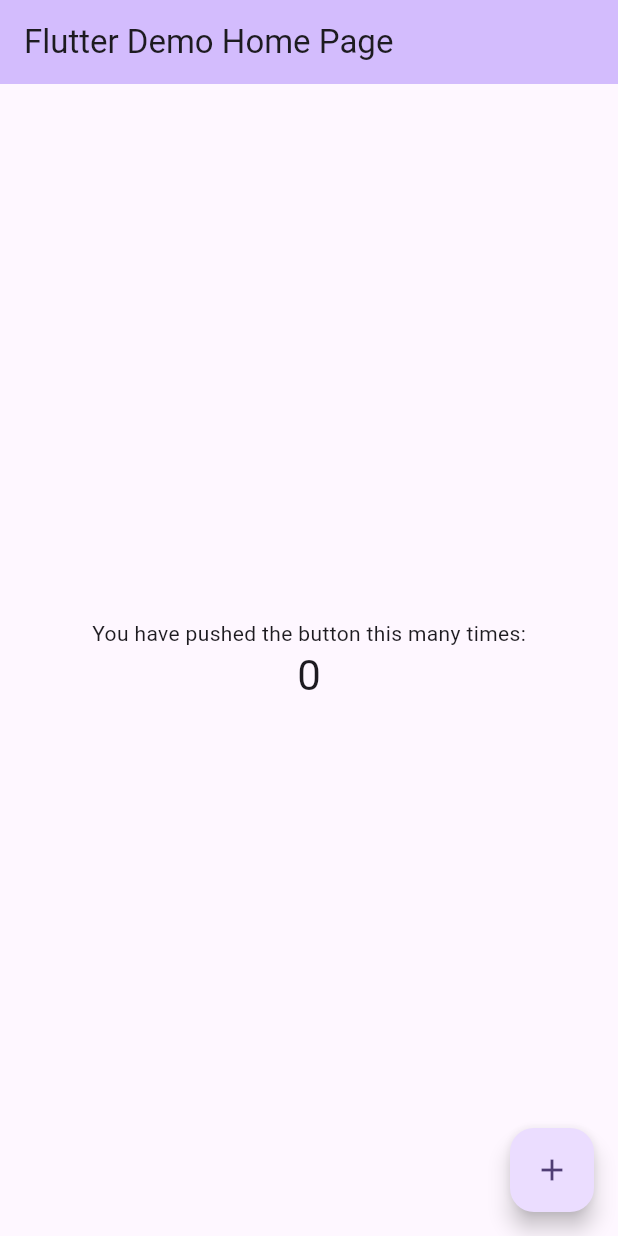
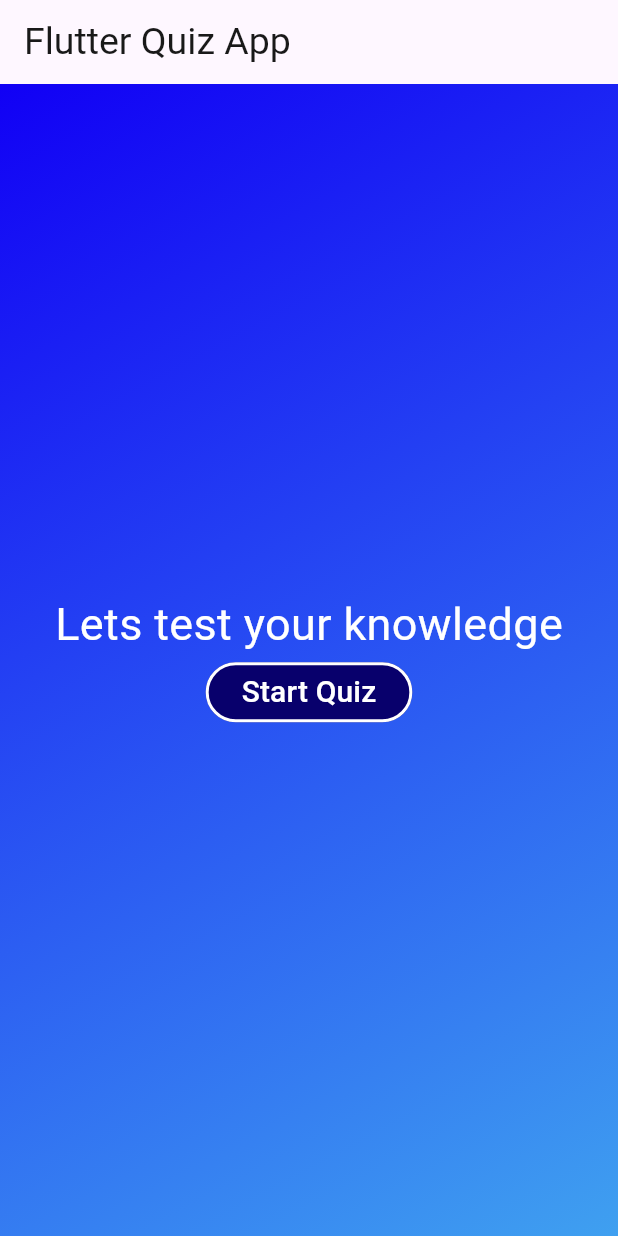
Before and after one commit to AbelWondimul/quiz_app, a Flutter app: the screen it shows after launch, on a phone screen of 412 x 824 dp. Run offline on Flutter 3.47's test engine with Material 3 defaults, Android fonts, the phone set to English and light mode, and no system bars.

```diff
--- a/lib/main.dart
+++ b/lib/main.dart
@@ -1,125 +1,190 @@
 import 'package:flutter/material.dart';
+import 'package:quiz_app/screens/questionScreen.dart';
 
 void main() {
-  runApp(const MyApp());
+
+  runApp(
+    Builder(
+      builder: (context) => MaterialApp(
+      debugShowCheckedModeBanner: false,
+      home: Scaffold(
+        appBar: AppBar(
+          flexibleSpace: DecoratedBox(
+            decoration: BoxDecoration(
+              gradient: LinearGradient(
+                begin: Alignment.topLeft,
+                end: Alignment.bottomRight,
+                colors: [
+                  Color.fromARGB(255, 17, 0, 245),
+                  Color.fromARGB(255, 1, 31, 56)
+                ],
+              ),
+            ),
+          ),
+          title: const Text('Flutter Quiz App', style: TextStyle(color: Color.fromARGB(255, 25, 25, 25), fontSize: 25),),
+        ),
+        body: Container(
+          decoration: const BoxDecoration(
+            gradient: LinearGradient(
+              begin: Alignment.topLeft,
+              end: Alignment.bottomRight,
+              colors: const [
+                Color.fromARGB(255, 17, 0, 245),
+                Color.fromARGB(255, 63, 160, 240)
+              ],
+            ),
+          ),
+          child: Center(
+            child: Column(
+              mainAxisAlignment: MainAxisAlignment.center,
+              children:  <Widget>[
+                Text(
+                  'Lets test your knowledge',
+                  style: TextStyle(
+                    fontSize: 30,
+                    color: Colors.white,
+                  ),
+                ),
+                OutlinedButton(
+                style: OutlinedButton.styleFrom(
+                  foregroundColor: Colors.white,
+                  backgroundColor: Color.fromARGB(255, 8, 0, 108),
+                  side: const BorderSide(color: Colors.white, width: 2),
+                ),
+                onPressed: () {
+                  Navigator.push(
+                    context,
+                    MaterialPageRoute(builder: (context) => Questionscreen()),
+            );
+            },
+                child: const Text('Start Quiz', style: TextStyle(color: Colors.white, fontSize: 20),),
+            )
+            ],
+            ),
+          ),
+        ),
+      ),
+    ),
+    ),
+  );
 }
 
-class MyApp extends StatelessWidget {
-  const MyApp({super.key});
+// class MyApp extends StatelessWidget {
+//   const MyApp({super.key});
 
-  // This widget is the root of your application.
-  @override
-  Widget build(BuildContext context) {
-    return MaterialApp(
-      title: 'Flutter Demo',
-      theme: ThemeData(
-        // This is the theme of your application.
-        //
-        // TRY THIS: Try running your application with "flutter run". You'll see
-        // the application has a purple toolbar. Then, without quitting the app,
-        // try changing the seedColor in the colorScheme below to Colors.green
-        // and then invoke "hot reload" (save your changes or press the "hot
-        // reload" button in a Flutter-supported IDE, or press "r" if you used
-        // the command line to start the app).
-        //
-        // Notice that the counter didn't reset back to zero; the application
-        // state is not lost during the reload. To reset the state, use hot
-        // restart instead.
-        //
-        // This works for code too, not just values: Most code changes can be
-        // tested with just a hot reload.
-        colorScheme: ColorScheme.fromSeed(seedColor: Colors.deepPurple),
-        useMaterial3: true,
-      ),
-      home: const MyHomePage(title: 'Flutter Demo Home Page'),
-    );
-  }
-}
+//   // This widget is the root of your application.
+//   @override
+//   Widget build(BuildContext context) {
+//     return MaterialApp(
+//       title: 'Flutter Demo',
+//       theme: ThemeData(
+//         // This is the theme of your application.
+//         //
+//         // TRY THIS: Try running your application with "flutter run". You'll see
+//         // the application has a purple toolbar. Then, without quitting the app,
+//         // try changing the seedColor in the colorScheme below to Colors.green
+//         // and then invoke "hot reload" (save your changes or press the "hot
+//         // reload" button in a Flutter-supported IDE, or press "r" if you used
+//         // the command line to start the app).
+//         //
+//         // Notice that the counter didn't reset back to zero; the application
+//         // state is not lost during the reload. To reset the state, use hot
+//         // restart instead.
+//         //
+//         // This works for code too, not just values: Most code changes can be
+//         // tested with just a hot reload.
+//         colorScheme: ColorScheme.fromSeed(seedColor: Colors.deepPurple),
+//         useMaterial3: true,
+//       ),
+//       home: const MyHomePage(title: 'Flutter Demo Home Page'),
+//     );
+//   }
+// }
 
-class MyHomePage extends StatefulWidget {
-  const MyHomePage({super.key, required this.title});
+// class MyHomePage extends StatefulWidget {
+//   const MyHomePage({super.key, required this.title});
 
-  // This widget is the home page of your application. It is stateful, meaning
-  // that it has a State object (defined below) that contains fields that affect
-  // how it looks.
+//   // This widget is the home page of your application. It is stateful, meaning
+//   // that it has a State object (defined below) that contains fields that affect
+//   // how it looks.
 
-  // This class is the configuration for the state. It holds the values (in this
-  // case the title) provided by the parent (in this case the App widget) and
-  // used by the build method of the State. Fields in a Widget subclass are
-  // always marked "final".
+//   // This class is the configuration for the state. It holds the values (in this
+//   // case the title) provided by the parent (in this case the App widget) and
+//   // used by the build method of the State. Fields in a Widget subclass are
+//   // always marked "final".
 
-  final String title;
+//   final String title;
 
-  @override
-  State<MyHomePage> createState() => _MyHomePageState();
-}
+//   @override
+//   State<MyHomePage> createState() => _MyHomePageState();
+// }
 
-class _MyHomePageState extends State<MyHomePage> {
-  int _counter = 0;
+// class _MyHomePageState extends State<MyHomePage> {
+//   int _counter = 0;
 
-  void _incrementCounter() {
-    setState(() {
-      // This call to setState tells the Flutter framework that something has
-      // changed in this State, which causes it to rerun the build method below
-      // so that the display can reflect the updated values. If we changed
-      // _counter without calling setState(), then the build method would not be
-      // called again, and so nothing would appear to happen.
-      _counter++;
-    });
-  }
+//   void _incrementCounter() {
+//     setState(() {
+//       // This call to setState tells the Flutter framework that something has
+//       // changed in this State, which causes it to rerun the build method below
+//       // so that the display can reflect the updated values. If we changed
+//       // _counter without calling setState(), then the build method would not be
+//       // called again, and so nothing would appear to happen.
+//       _counter++;
+//     });
+//   }
 
-  @override
-  Widget build(BuildContext context) {
-    // This method is rerun every time setState is called, for instance as done
-    // by the _incrementCounter method above.
-    //
-    // The Flutter framework has been optimized to make rerunning build methods
-    // fast, so that you can just rebuild anything that needs updating rather
-    // than having to individually change instances of widgets.
-    return Scaffold(
-      appBar: AppBar(
-        // TRY THIS: Try changing the color here to a specific color (to
-        // Colors.amber, perhaps?) and trigger a hot reload to see the AppBar
-        // change color while the other colors stay the same.
-        backgroundColor: Theme.of(context).colorScheme.inversePrimary,
-        // Here we take the value from the MyHomePage object that was created by
-        // the App.build method, and use it to set our appbar title.
-        title: Text(widget.title),
-      ),
-      body: Center(
-        // Center is a layout widget. It takes a single child and positions it
-        // in the middle of the parent.
-        child: Column(
-          // Column is also a layout widget. It takes a list of children and
-          // arranges them vertically. By default, it sizes itself to fit its
-          // children horizontally, and tries to be as tall as its parent.
-          //
-          // Column has various properties to control how it sizes itself and
-          // how it positions its children. Here we use mainAxisAlignment to
-          // center the children vertically; the main axis here is the vertical
-          // axis because Columns are vertical (the cross axis would be
-          // horizontal).
-          //
-          // TRY THIS: Invoke "debug painting" (choose the "Toggle Debug Paint"
-          // action in the IDE, or press "p" in the console), to see the
-          // wireframe for each widget.
-          mainAxisAlignment: MainAxisAlignment.center,
-          children: <Widget>[
-            const Text(
-              'You have pushed the button this many times:',
-            ),
-            Text(
-              '$_counter',
-              style: Theme.of(context).textTheme.headlineMedium,
-            ),
-          ],
-        ),
-      ),
-      floatingActionButton: FloatingActionButton(
-        onPressed: _incrementCounter,
-        tooltip: 'Increment',
-        child: const Icon(Icons.add),
-      ), // This trailing comma makes auto-formatting nicer for build methods.
-    );
-  }
-}
+//   @override
+//   Widget build(BuildContext context) {
+//     // This method is rerun every time setState is called, for instance as done
+//     // by the _incrementCounter method above.
+//     //
+//     // The Flutter framework has been optimized to make rerunning build methods
+//     // fast, so that you can just rebuild anything that needs updating rather
+//     // than having to individually change instances of widgets.
+//     return Scaffold(
+//       appBar: AppBar(
+//         // TRY THIS: Try changing the color here to a specific color (to
+//         // Colors.amber, perhaps?) and trigger a hot reload to see the AppBar
+//         // change color while the other colors stay the same.
+//         backgroundColor: Theme.of(context).colorScheme.inversePrimary,
+//         // Here we take the value from the MyHomePage object that was created by
+//         // the App.build method, and use it to set our appbar title.
+//         title: Text(widget.title),
+//       ),
+//       body: Center(
+//         // Center is a layout widget. It takes a single child and positions it
+//         // in the middle of the parent.
+//         child: Column(
+//           // Column is also a layout widget. It takes a list of children and
+//           // arranges them vertically. By default, it sizes itself to fit its
+//           // children horizontally, and tries to be as tall as its parent.
+//           //
+//           // Column has various properties to control how it sizes itself and
+//           // how it positions its children. Here we use mainAxisAlignment to
+//           // center the children vertically; the main axis here is the vertical
+//           // axis because Columns are vertical (the cross axis would be
+//           // horizontal).
+//           //
+//           // TRY THIS: Invoke "debug painting" (choose the "Toggle Debug Paint"
+//           // action in the IDE, or press "p" in the console), to see the
+//           // wireframe for each widget.
+//           mainAxisAlignment: MainAxisAlignment.center,
+//           children: <Widget>[
+//             const Text(
+//               'You have pushed the button this many times:',
+//             ),
+//             Text(
+//               '$_counter',
+//               style: Theme.of(context).textTheme.headlineMedium,
+//             ),
+//           ],
+//         ),
+//       ),
+//       floatingActionButton: FloatingActionButton(
+//         onPressed: _incrementCounter,
+//         tooltip: 'Increment',
+//         child: const Icon(Icons.add),
+//       ), // This trailing comma makes auto-formatting nicer for build methods.
+//     );
+//   }
+// }
```
Also changed, not shown: lib/screens/questionScreen.dart (added, +15 -0 lines).
